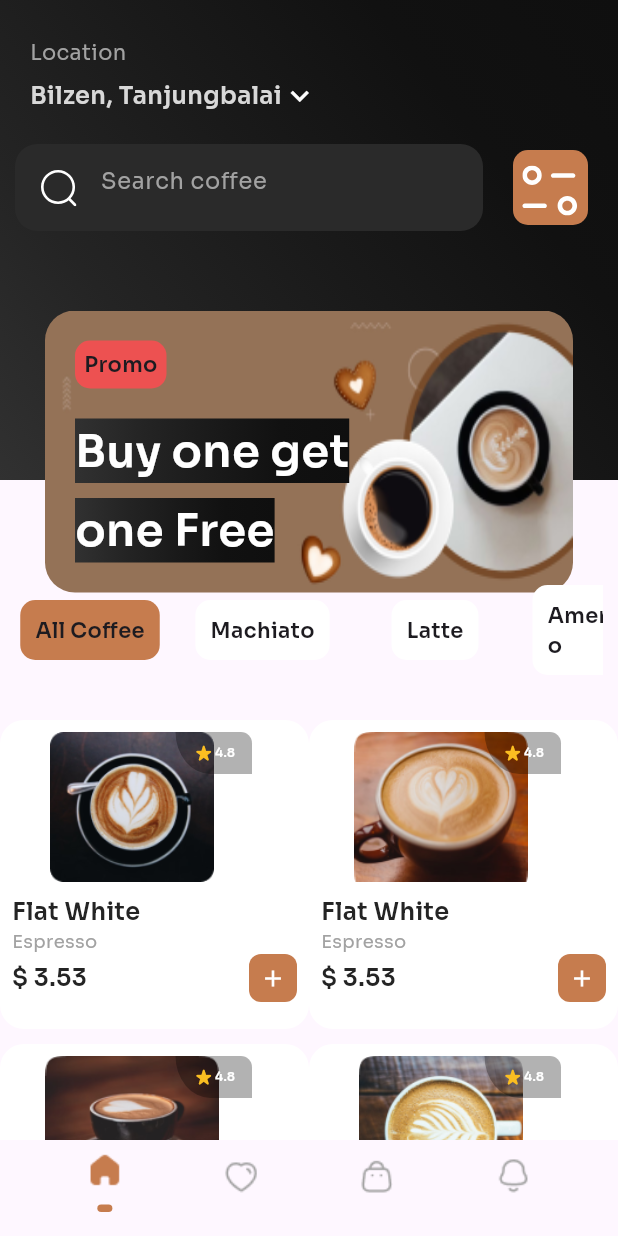
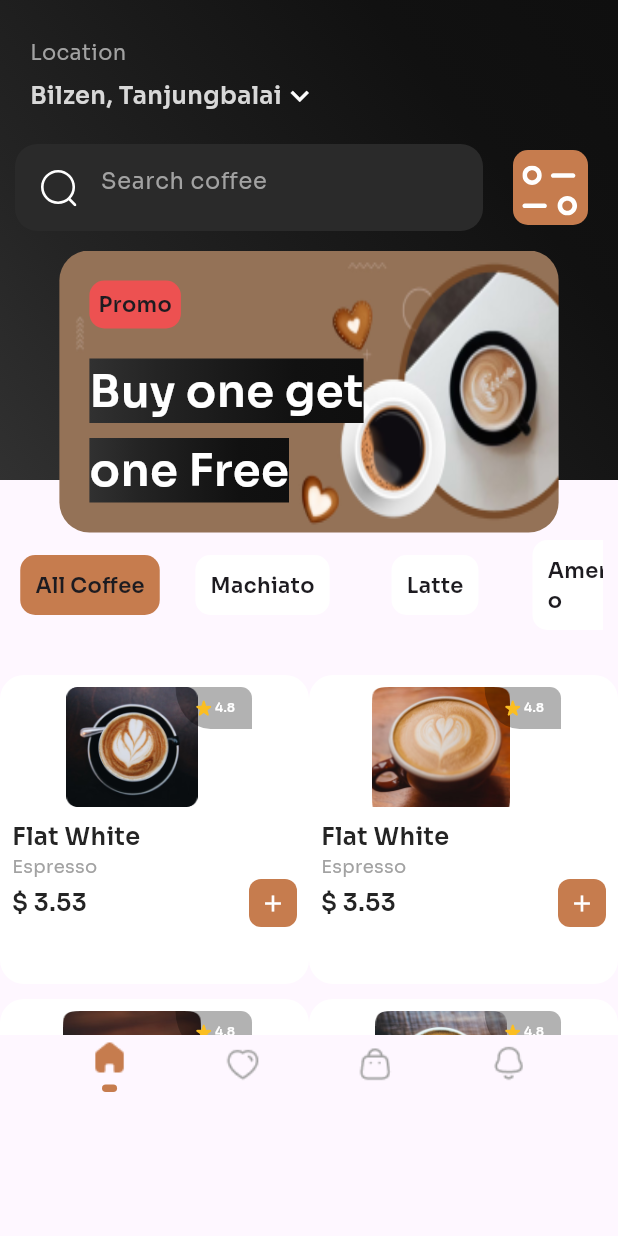
Before and after one commit to Mazen123-123/coffee_shop_ui, a Flutter app: the screen it shows after launch, on a phone screen of 412 x 824 dp. Run offline on Flutter 3.47's test engine with Material 3 defaults, Android fonts, the phone set to English and light mode, and no system bars; our stand-ins replace flutter_svg.

Commit message:
update sizes

```diff
--- a/lib/coffee_contanier_widget.dart
+++ b/lib/coffee_contanier_widget.dart
@@ -17,7 +17,7 @@ class CoffeeContainer extends StatelessWidget {
         children: [
           Container(
             width: 160,
-            height: 100,
+            height: 80,
             decoration: BoxDecoration(
               borderRadius: BorderRadius.circular(8),
               image: DecorationImage(
--- a/lib/home_view.dart
+++ b/lib/home_view.dart
@@ -15,11 +15,11 @@ class home_view extends StatelessWidget {
           children: [
             const stack_widget(),
             const SizedBox(
-              height: 40,
+              height: 10,
             ),
             const Grid_category(),
             Container(
-              height: 280,
+              height: 240,
               child: GridView.count(
                 crossAxisCount: 2,
                 mainAxisSpacing: 10,
@@ -40,7 +40,7 @@ class home_view extends StatelessWidget {
                   children: [
                     Image.asset(
                       'assets/images/Home.png',
-                      height: 40,
+                      height: 30,
                     ),
                     const SizedBox(
                       height: 3,
@@ -55,15 +55,15 @@ class home_view extends StatelessWidget {
                 ),
                 Image.asset(
                   'assets/images/Icon (1).png',
-                  height: 40,
+                  height: 30,
                 ),
                 Image.asset(
                   'assets/images/Icon (2).png',
-                  height: 40,
+                  height: 30,
                 ),
                 Image.asset(
                   'assets/images/Icon (3).png',
-                  height: 40,
+                  height: 30,
                 ),
               ],
             )
--- a/lib/stack_widget.dart
+++ b/lib/stack_widget.dart
@@ -17,9 +17,7 @@ class stack_widget extends StatelessWidget {
           upper_part_widget(),
           Positioned(
             child: banner_widget(),
-            bottom: -80,
-            right: 25,
-            left: 25,
+            bottom: -40,
           ),
         ],
       ),
```
